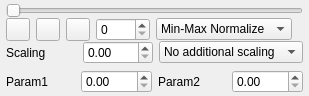
This is Modules/Bundles/org.mitk.gui.qt.diffusionimaging/src/internal/QmitkControlVisualizationPropertiesViewControls.ui in MITK/MITK as Qt 5 draws it before an edit. The edited form follows.
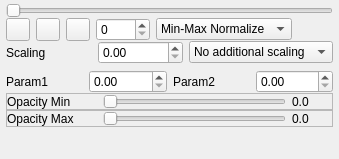
This is the edited form.

```diff
--- a/Modules/Bundles/org.mitk.gui.qt.diffusionimaging/src/internal/QmitkControlVisualizationPropertiesViewControls.ui
+++ b/Modules/Bundles/org.mitk.gui.qt.diffusionimaging/src/internal/QmitkControlVisualizationPropertiesViewControls.ui
@@ -6,8 +6,8 @@
    <rect>
     <x>0</x>
     <y>0</y>
-    <width>290</width>
-    <height>90</height>
+    <width>339</width>
+    <height>159</height>
    </rect>
   </property>
   <property name="sizePolicy">
@@ -272,6 +272,108 @@
      </layout>
     </widget>
    </item>
+   <item>
+    <widget class="QFrame" name="OpacMinFrame">
+     <property name="frameShape">
+      <enum>QFrame::StyledPanel</enum>
+     </property>
+     <property name="frameShadow">
+      <enum>QFrame::Raised</enum>
+     </property>
+     <layout class="QHBoxLayout" name="horizontalLayout_4">
+      <property name="margin">
+       <number>0</number>
+      </property>
+      <item>
+       <widget class="QLabel" name="label_4">
+        <property name="minimumSize">
+         <size>
+          <width>90</width>
+          <height>0</height>
+         </size>
+        </property>
+        <property name="text">
+         <string>Opacity Min</string>
+        </property>
+       </widget>
+      </item>
+      <item>
+       <widget class="QSlider" name="m_OpacityMinFa">
+        <property name="maximum">
+         <number>100</number>
+        </property>
+        <property name="orientation">
+         <enum>Qt::Horizontal</enum>
+        </property>
+       </widget>
+      </item>
+      <item>
+       <widget class="QLabel" name="m_OpacityMinFaLabel">
+        <property name="minimumSize">
+         <size>
+          <width>40</width>
+          <height>0</height>
+         </size>
+        </property>
+        <property name="text">
+         <string>0.0</string>
+        </property>
+       </widget>
+      </item>
+     </layout>
+    </widget>
+   </item>
+   <item>
+    <widget class="QFrame" name="OpacMaxFrame">
+     <property name="frameShape">
+      <enum>QFrame::StyledPanel</enum>
+     </property>
+     <property name="frameShadow">
+      <enum>QFrame::Raised</enum>
+     </property>
+     <layout class="QHBoxLayout" name="horizontalLayout_5">
+      <property name="margin">
+       <number>0</number>
+      </property>
+      <item>
+       <widget class="QLabel" name="label_5">
+        <property name="minimumSize">
+         <size>
+          <width>90</width>
+          <height>0</height>
+         </size>
+        </property>
+        <property name="text">
+         <string>Opacity Max</string>
+        </property>
+       </widget>
+      </item>
+      <item>
+       <widget class="QSlider" name="m_OpacityMaxFa">
+        <property name="maximum">
+         <number>100</number>
+        </property>
+        <property name="orientation">
+         <enum>Qt::Horizontal</enum>
+        </property>
+       </widget>
+      </item>
+      <item>
+       <widget class="QLabel" name="m_OpacityMaxFaLabel">
+        <property name="minimumSize">
+         <size>
+          <width>40</width>
+          <height>0</height>
+         </size>
+        </property>
+        <property name="text">
+         <string>0.0</string>
+        </property>
+       </widget>
+      </item>
+     </layout>
+    </widget>
+   </item>
    <item>
     <spacer name="spacer1">
      <property name="orientation">
```
